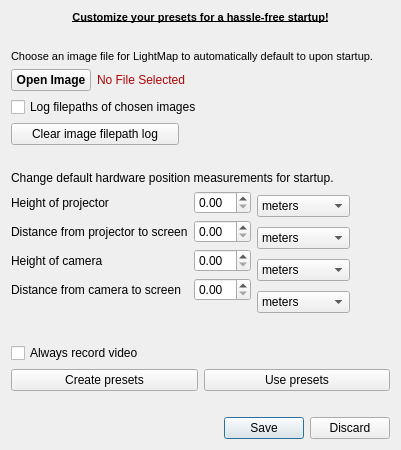
Qt form preferences.ui (imlasky/LightMap) before a commit.
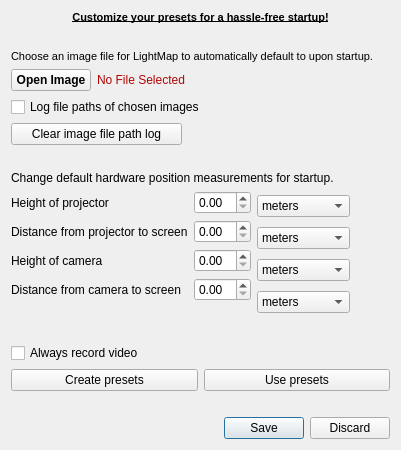
The same form after that commit.

Commit message: Changed spelling for GUI. Added immense testing documentation for GUI.

```diff
--- a/preferences.ui
+++ b/preferences.ui
@@ -169,7 +169,7 @@
    <item>
     <widget class="QCheckBox" name="check_box_filepath_log">
      <property name="text">
-      <string>Log filepaths of chosen images</string>
+      <string>Log file paths of chosen images</string>
      </property>
     </widget>
    </item>
@@ -185,7 +185,7 @@
       </sizepolicy>
      </property>
      <property name="text">
-      <string>     Clear image filepath log     </string>
+      <string>     Clear image file path log     </string>
      </property>
      <property name="iconSize">
       <size>
```
Left out of the diff: 4 changed lines with no effect on the pictures. The commit also changes 3 other files.
